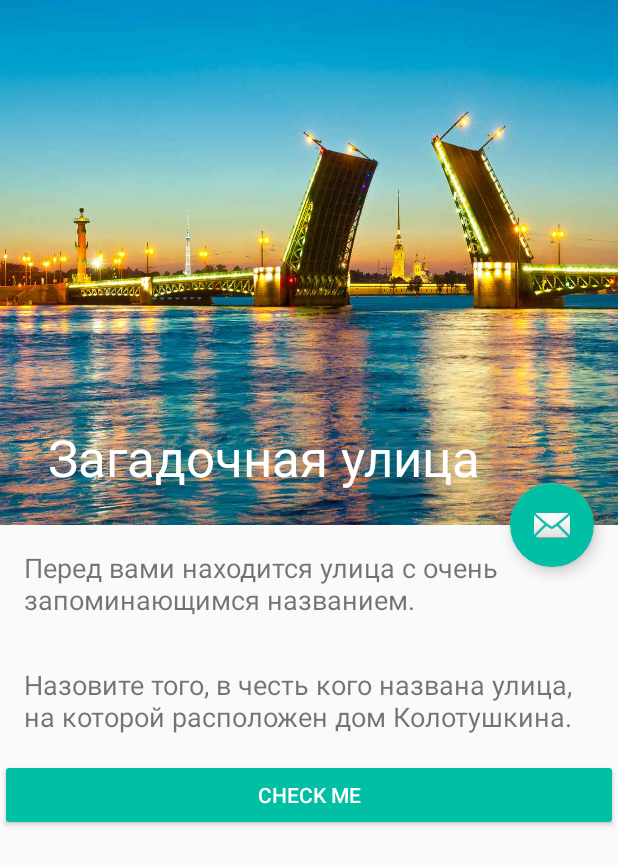
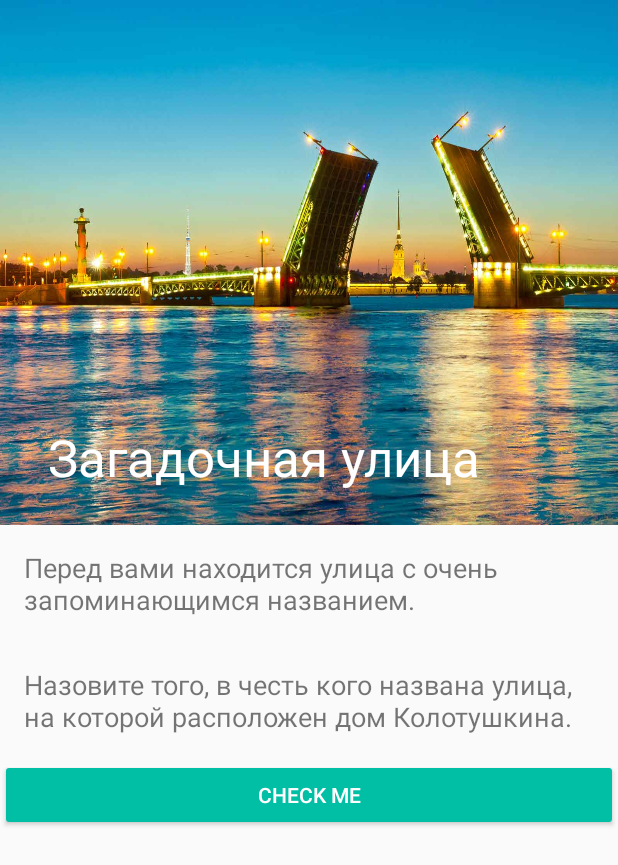
Before and after one commit to karvozavr/CityQuest, an Android app: the QuestStepActivity screen opened directly, with no data from a screen before it, on a phone screen of 412 x 824 dp. Shown: the top 865 px of the screen. Run offline under Robolectric (Android 15) with nearby library versions, the phone set to English and light mode, and no system bars.

Commit message:
Set FAB invisible.

```diff
--- a/CityQuest/app/src/main/java/ru/spbau/mit/karvozavr/cityquest/ui/QuestStepActivity.java
+++ b/CityQuest/app/src/main/java/ru/spbau/mit/karvozavr/cityquest/ui/QuestStepActivity.java
@@ -1,18 +1,12 @@
 package ru.spbau.mit.karvozavr.cityquest.ui;
 
-import android.content.Intent;
-import android.graphics.drawable.Drawable;
 import android.os.Bundle;
-import android.support.design.widget.AppBarLayout;
+import android.support.design.widget.FloatingActionButton;
 import android.support.v7.app.AppCompatActivity;
 import android.support.v7.widget.Toolbar;
+import android.view.View;
 import android.widget.Button;
 import android.widget.TextView;
-
-import java.io.IOException;
-import java.io.InputStream;
-import java.net.MalformedURLException;
-import java.net.URL;
 
 import ru.spbau.mit.karvozavr.cityquest.R;
 import ru.spbau.mit.karvozavr.cityquest.quest.AbstractQuestStep;
@@ -43,9 +37,15 @@ public class QuestStepActivity extends AppCompatActivity {
         TextView goal = findViewById(R.id.step_goal);
         goal.setText(currentQuestStep.goal);
 
-        // Set check button listener
         Button checkButton = findViewById(R.id.check_button);
+        FloatingActionButton floatingActionButton = findViewById(R.id.fab);
+
         checkButton.setText(getResources().getIdentifier(currentQuestStep.actionLabel, "string", getPackageName()));
         checkButton.setOnClickListener(view -> currentQuestStep.check(this));
+
+        if (checkButton.isShown()) {
+            floatingActionButton.setVisibility(View.VISIBLE);
+            floatingActionButton.setOnClickListener(view -> currentQuestStep.check(this));
+        }
     }
 }
--- a/CityQuest/app/src/main/res/layout/activity_quest_step.xml
+++ b/CityQuest/app/src/main/res/layout/activity_quest_step.xml
@@ -20,14 +20,14 @@
             android:layout_width="match_parent"
             android:layout_height="match_parent"
             android:fitsSystemWindows="true"
-            app:contentScrim="?attr/colorPrimary"
+            app:contentScrim="@color/colorPrimary"
             app:layout_scrollFlags="scroll|exitUntilCollapsed"
             app:toolbarId="@+id/toolbar">
 
             <android.support.v7.widget.Toolbar
                 android:id="@+id/toolbar"
                 android:layout_width="match_parent"
-                android:layout_height="?attr/actionBarSize"
+                android:layout_height="?android:attr/actionBarSize"
                 app:layout_collapseMode="pin"
                 app:popupTheme="@style/AppTheme.PopupOverlay" />
 
@@ -46,10 +46,11 @@
         android:layout_height="wrap_content"
         android:layout_margin="@dimen/fab_margin"
         android:elevation="0dp"
+        android:visibility="gone"
         app:layout_anchor="@id/app_bar"
         app:layout_anchorGravity="bottom|end"
-        app:srcCompat="@android:drawable/ic_dialog_email"
-        tools:layout_editor_absoluteX="237dp" >
+        app:srcCompat="@android:drawable/ic_dialog_map"
+        tools:layout_editor_absoluteX="237dp">
 
 
     </android.support.design.widget.FloatingActionButton>
```
